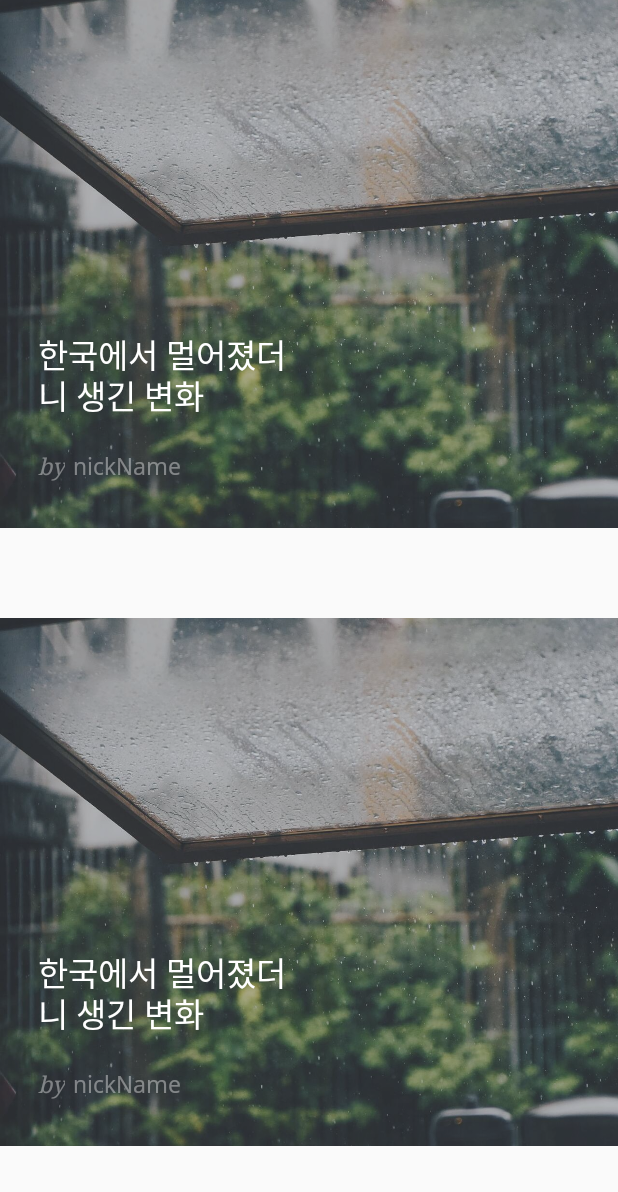
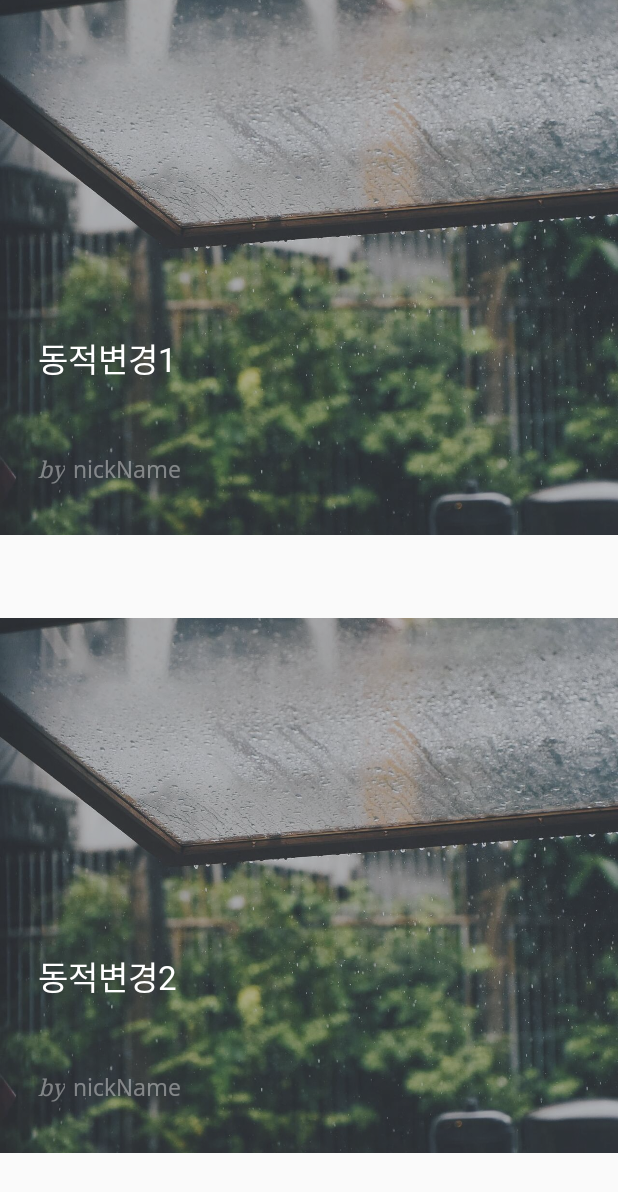
Before and after one commit to min987655/Android-Project-brunch, an Android app: the fragment MainFrag4 shown on its own in the app's theme, on a phone screen of 412 x 824 dp. Shown: the top 1192 px of the screen. Run offline under Robolectric (Android 15) with nearby library versions, the phone set to English and light mode, and no system bars.

Commit message:
메인프래그먼트 구성중

```diff
--- a/app/src/main/java/com/cos/brunch/MainFrag4.java
+++ b/app/src/main/java/com/cos/brunch/MainFrag4.java
@@ -1,6 +1,7 @@
 package com.cos.brunch;
 
 import android.os.Bundle;
+import android.util.Log;
 import android.view.LayoutInflater;
 import android.view.View;
 import android.view.ViewGroup;
@@ -11,11 +12,19 @@ import androidx.annotation.Nullable;
 import androidx.fragment.app.Fragment;
 
 public class MainFrag4 extends Fragment {
+    private static final String TAG = "MainFrag4";
+
     @Nullable
     @Override
     public View onCreateView(@NonNull LayoutInflater inflater, @Nullable ViewGroup container, @Nullable Bundle savedInstanceState) {
         View view = inflater.inflate(R.layout.frag4_main, container, false);
 
+        TextView tvTitle1 = view.findViewById(R.id.tv_title1);
+        TextView tvTitle2 = view.findViewById(R.id.tv_title2);
+        tvTitle1.setText("동적변경1");
+        tvTitle2.setText("동적변경2");
+
+        Log.d(TAG, "MainFrag4 : onCreateView: ");
         return view;
     }
 
--- a/app/src/main/res/layout/frag4_main.xml
+++ b/app/src/main/res/layout/frag4_main.xml
@@ -10,24 +10,24 @@
         android:layout_weight="1">
 
         <ImageView
-            android:id="@+id/img_cover_back_main"
+            android:id="@+id/img_cover_back_main1"
             android:layout_width="match_parent"
-            android:layout_height="352dp"
+            android:layout_height="356.5dp"
             android:scaleType="centerCrop"
             android:src="@drawable/img_cover" />
 
         <ImageView
             android:layout_width="match_parent"
-            android:layout_height="352dp"
+            android:layout_height="356.5dp"
             android:background="#575A626E" />
 
         <TextView
-            android:id="@+id/tv_title"
+            android:id="@+id/tv_title1"
             android:layout_width="180dp"
             android:layout_height="wrap_content"
             android:layout_alignLeft="@+id/tv_editor_pick"
             android:layout_marginLeft="25dp"
-            android:layout_marginTop="220dp"
+            android:layout_marginTop="222dp"
             android:fontFamily="@font/notosans_light"
             android:lineSpacingExtra="-5dp"
             android:text="한국에서 멀어졌더니 생긴 변화"
@@ -37,11 +37,11 @@
         <RelativeLayout
             android:layout_width="wrap_content"
             android:layout_height="30dp"
-            android:layout_alignLeft="@+id/tv_title"
-            android:layout_marginTop="300dp">
+            android:layout_alignLeft="@+id/tv_title1"
+            android:layout_marginTop="302dp">
 
             <TextView
-                android:id="@+id/tv_by"
+                android:id="@+id/tv_by1"
                 android:layout_width="wrap_content"
                 android:layout_height="wrap_content"
                 android:fontFamily="@font/droidserif_regular"
@@ -51,11 +51,11 @@
                 android:textStyle="italic" />
 
             <TextView
-                android:id="@+id/tv_nickname_main"
+                android:id="@+id/tv_nickname_main1"
                 android:layout_width="wrap_content"
                 android:layout_height="wrap_content"
                 android:layout_marginLeft="5dp"
-                android:layout_toRightOf="@id/tv_by"
+                android:layout_toRightOf="@id/tv_by1"
                 android:text="nickName"
                 android:textColor="#66FFFFFF"
                 android:textSize="15sp" />
@@ -72,13 +72,13 @@
         <ImageView
             android:id="@+id/img_cover_back_main2"
             android:layout_width="match_parent"
-            android:layout_height="352dp"
+            android:layout_height="356.5dp"
             android:scaleType="centerCrop"
             android:src="@drawable/img_cover" />
 
         <ImageView
             android:layout_width="match_parent"
-            android:layout_height="352dp"
+            android:layout_height="356.5dp"
             android:background="#575A626E" />
 
         <TextView
@@ -87,7 +87,7 @@
             android:layout_height="wrap_content"
             android:layout_alignLeft="@+id/tv_editor_pick"
             android:layout_marginLeft="25dp"
-            android:layout_marginTop="220dp"
+            android:layout_marginTop="222dp"
             android:fontFamily="@font/notosans_light"
             android:lineSpacingExtra="-5dp"
             android:text="한국에서 멀어졌더니 생긴 변화"
@@ -98,7 +98,7 @@
             android:layout_width="wrap_content"
             android:layout_height="30dp"
             android:layout_alignLeft="@+id/tv_title2"
-            android:layout_marginTop="300dp">
+            android:layout_marginTop="302dp">
 
             <TextView
                 android:id="@+id/tv_by2"
```
Also changed, not shown: app/src/main/java/com/cos/brunch/MainFrag4_1.java (deleted, +0 -22 lines), app/src/main/java/com/cos/brunch/MainFrag4_2.java (deleted, +0 -22 lines), app/src/main/java/com/cos/brunch/MainFragmentAdapter.java (+17 -8 lines).
